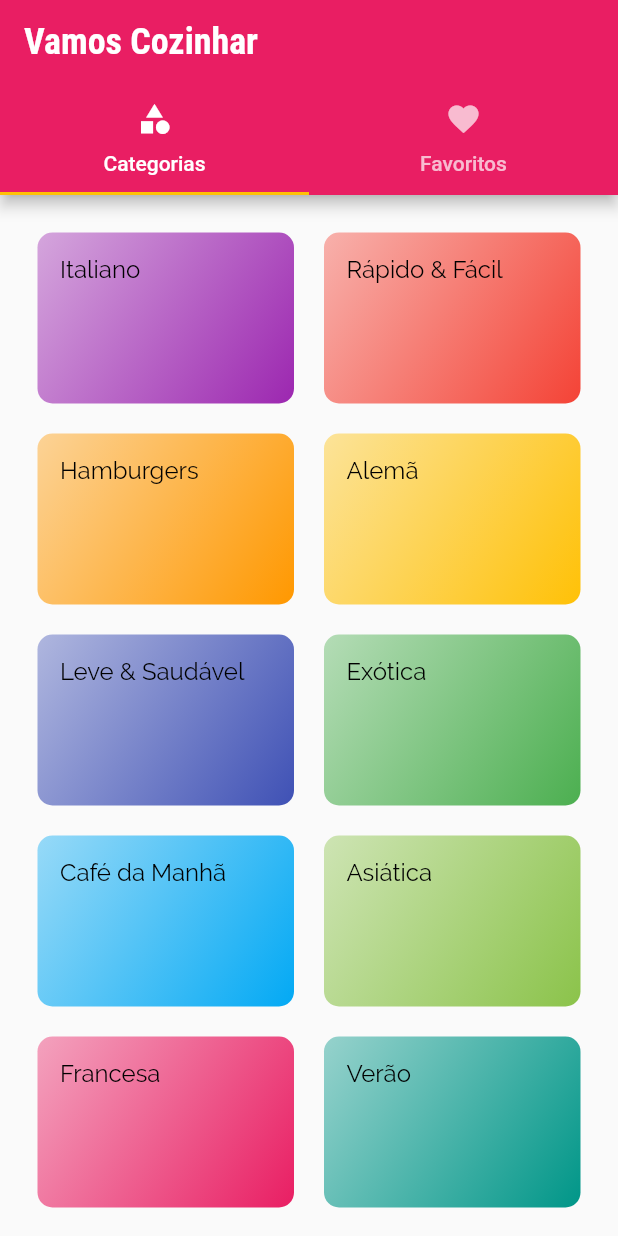
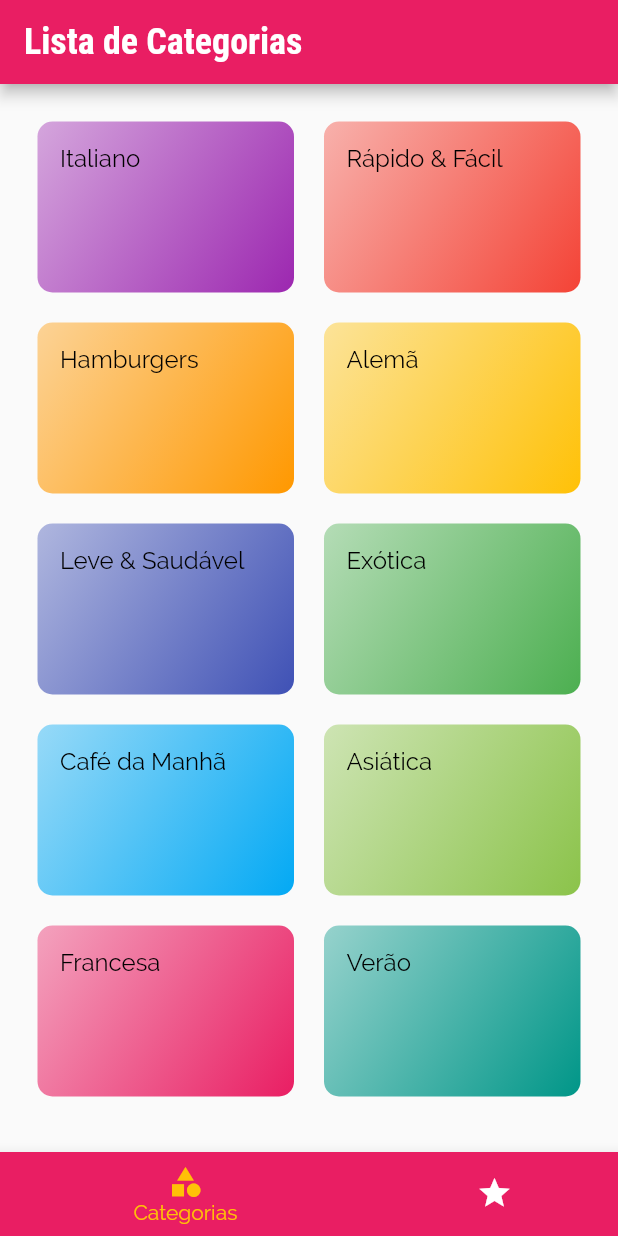
Before and after one commit to frank000/meals, a Flutter app: the screen it shows after launch, on a phone screen of 412 x 824 dp. Run offline on Flutter 3.47's test engine with Material 2 defaults, Android fonts, the phone set to English and light mode, and no system bars.

Commit message:
Implementaçção de Tab com navegação

```diff
--- a/lib/screens/tabs_screen.dart
+++ b/lib/screens/tabs_screen.dart
@@ -2,35 +2,54 @@ import 'package:flutter/material.dart';
 import 'package:meals/screens/categories_screen.dart';
 import 'package:meals/screens/favorite_screen.dart';
 
-class TabsScreen extends StatelessWidget {
+class TabsScreen extends StatefulWidget {
   const TabsScreen({Key? key}) : super(key: key);
 
   @override
+  State<TabsScreen> createState() => _TabsScreenState();
+}
+
+class _TabsScreenState extends State<TabsScreen> {
+  int _selectedScreen = 0;
+
+  final List<Map<String, Object>> _screens = [
+    {'title': 'Lista de Categorias', 'screen': const CategoriesScreens()},
+    {'title': 'Meus Favoritos', 'screen': const FavoriteScreen()},
+  ];
+  _selectScreen(int index) {
+    setState(() {
+      _selectedScreen = index;
+    });
+  }
+
+  @override
   Widget build(BuildContext context) {
-    return DefaultTabController(
-      length: 2,
-      child: Scaffold(
-        appBar: AppBar(
-          title: Text('Vamos Cozinhar'),
-          bottom: TabBar(
-            tabs: [
-              Tab(
-                icon: Icon(Icons.category),
-                text: 'Categorias',
-              ),
-              Tab(
-                icon: Icon(Icons.favorite),
-                text: 'Favoritos',
-              ),
-            ],
+    return Scaffold(
+      appBar: AppBar(
+        title: Text(
+          _screens[_selectedScreen]['title'] as String,
+        ),
+      ),
+      body: _screens[_selectedScreen]['screen'] as Widget,
+      bottomNavigationBar: BottomNavigationBar(
+        onTap: _selectScreen,
+        backgroundColor: Theme.of(context).colorScheme.primary,
+        unselectedItemColor: Colors.white,
+        selectedItemColor: Theme.of(context).colorScheme.secondary,
+        currentIndex: _selectedScreen,
+        type: BottomNavigationBarType.shifting, //animação aoi clik
+        items: [
+          BottomNavigationBarItem(
+            backgroundColor: Theme.of(context).colorScheme.primary,
+            icon: Icon(Icons.category),
+            label: 'Categorias',
           ),
-        ),
-        body: TabBarView(
-          children: const [
-            CategoriesScreens(),
-            FavoriteScreen(),
-          ],
-        ),
+          BottomNavigationBarItem(
+            backgroundColor: Theme.of(context).colorScheme.primary,
+            icon: Icon(Icons.star),
+            label: 'Favoritos',
+          ),
+        ],
       ),
     );
   }
```
